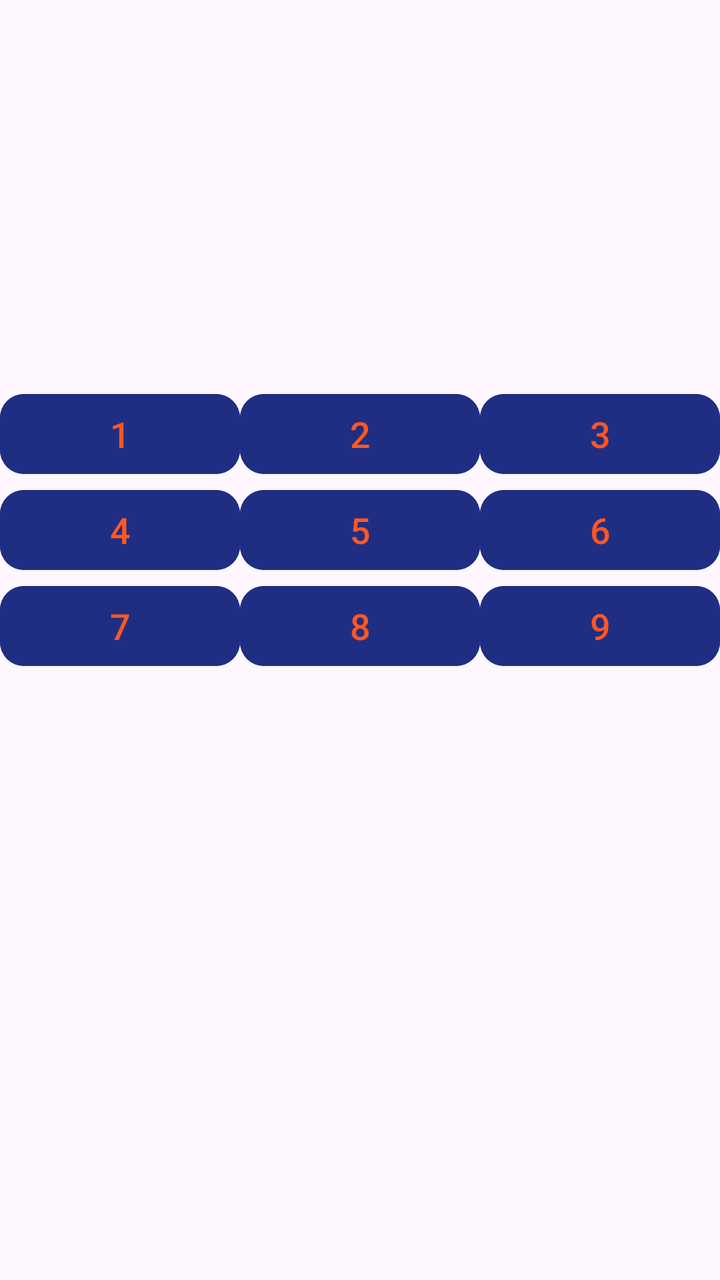
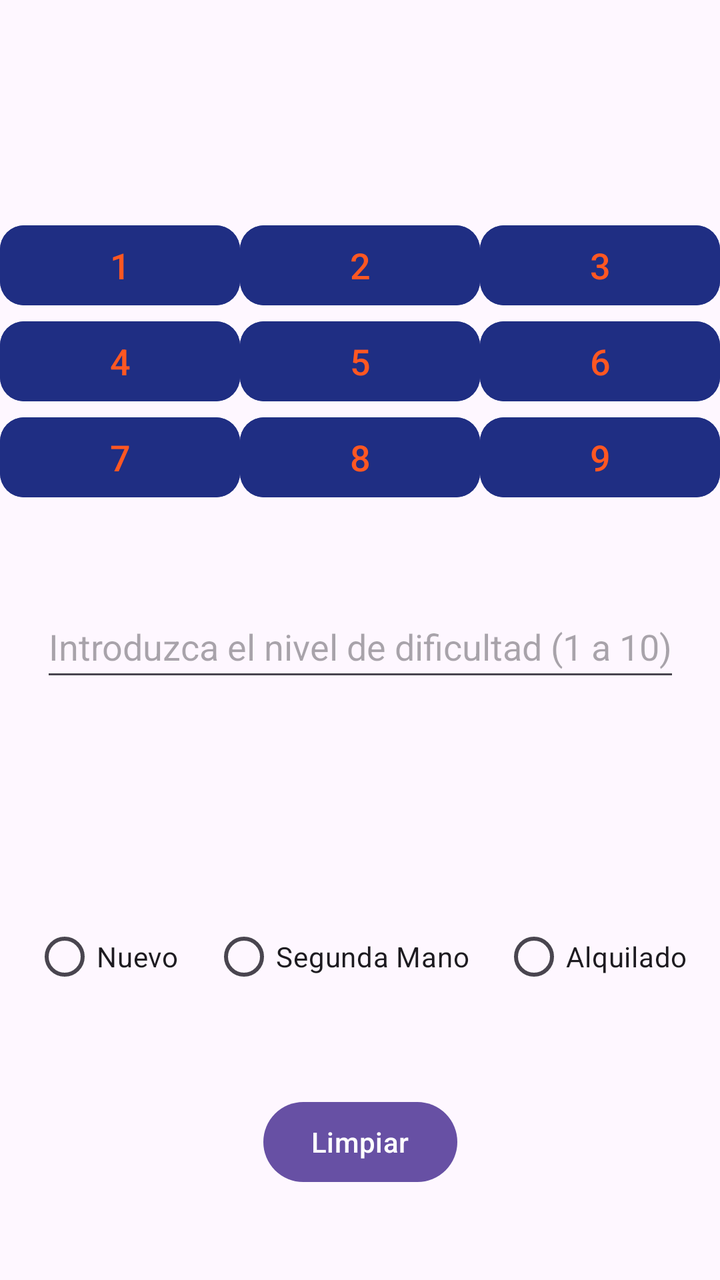

Screens rendered from an Android XML layout before and after an edit, with the pre-edit source and the edit as a unified diff.
<!-- AndroidManifest.xml: application theme Theme.TiendaVideojuegosApp_Luengo_Gomez_Alejandro -->
<!-- res/layout/estado_juegos.xml -->
<?xml version="1.0" encoding="utf-8"?>
<androidx.constraintlayout.widget.ConstraintLayout xmlns:android="http://schemas.android.com/apk/res/android"
    android:layout_width="match_parent"
    android:layout_height="match_parent"
    xmlns:app="http://schemas.android.com/apk/res-auto">

    
    <TextView
        android:id="@+id/tvBotonPulsado"
        android:layout_width="wrap_content"
        android:layout_height="wrap_content"
        android:text=""
        app:layout_constraintEnd_toEndOf="parent"
        app:layout_constraintStart_toStartOf="parent"
        app:layout_constraintBottom_toTopOf="@id/gridLayout"
        app:layout_constraintTop_toTopOf="parent"/>

    <GridLayout
        android:id="@+id/gridLayout"
        android:layout_width="match_parent"
        android:layout_height="0dp"
        android:columnCount="3"
        android:rowCount="3"
        android:alignmentMode="alignMargins"
        android:columnOrderPreserved="false"
        app:layout_constraintTop_toBottomOf="@id/tvBotonPulsado"
        app:layout_constraintBottom_toBottomOf="parent"
        app:layout_constraintStart_toStartOf="parent"
        app:layout_constraintEnd_toEndOf="parent"
        app:layout_constraintDimensionRatio="1:1">

        <Button
            android:id="@+id/btnPrimero"
            android:text="@string/btnPrimero"
            android:layout_width="0dp"
            android:layout_height="wrap_content"
            android:layout_columnWeight="1"
            style="@style/EstiloBotones"/>

        <Button
            android:id="@+id/btnSegundo"
            android:text="@string/btnSegundo"
            android:layout_width="0dp"
            android:layout_height="wrap_content"
            android:layout_columnWeight="1"
            style="@style/EstiloBotones"/>

        <Button
            android:id="@+id/btnTercero"
            android:text="@string/btnTercero"
            android:layout_width="0dp"
            android:layout_height="wrap_content"
            android:layout_columnWeight="1"
            style="@style/EstiloBotones"/>

        <Button
            android:id="@+id/btnCuarto"
            android:text="@string/btnCuarto"
            android:layout_width="0dp"
            android:layout_height="wrap_content"
            android:layout_columnWeight="1"
            style="@style/EstiloBotones"/>

        <Button
            android:id="@+id/btnQuinto"
            android:text="@string/btnQuinto"
            android:layout_width="0dp"
            android:layout_height="wrap_content"
            android:layout_columnWeight="1"
            style="@style/EstiloBotones"/>

        <Button
            android:id="@+id/btnSexto"
            android:text="@string/btnSexto"
            android:layout_width="0dp"
            android:layout_height="wrap_content"
            android:layout_columnWeight="1"
            style="@style/EstiloBotones"/>

        <Button
            android:id="@+id/btnSeptimo"
            android:text="@string/btnSeptimo"
            android:layout_width="0dp"
            android:layout_height="wrap_content"
            android:layout_columnWeight="1"
            style="@style/EstiloBotones"/>

        <Button
            android:id="@+id/btnOctavo"
            android:text="@string/btnOctavo"
            android:layout_width="0dp"
            android:layout_height="wrap_content"
            android:layout_columnWeight="1"
            style="@style/EstiloBotones"/>

        <Button
            android:id="@+id/btnNoveno"
            android:text="@string/btnNoveno"
            android:layout_width="0dp"
            android:layout_height="wrap_content"
            android:layout_columnWeight="1"
            style="@style/EstiloBotones"/>
        </GridLayout>

    

    


</androidx.constraintlayout.widget.ConstraintLayout>
<!-- resources referenced by this layout -->
<resources>
  <string name="btnCuarto"> 4 </string>
  <string name="btnNoveno"> 9 </string>
  <string name="btnOctavo"> 8 </string>
  <string name="btnPrimero"> 1 </string>
  <string name="btnQuinto">  5 </string>
  <string name="btnSegundo"> 2 </string>
  <string name="btnSeptimo"> 7 </string>
  <string name="btnSexto"> 6 </string>
  <string name="btnTercero"> 3 </string>
  <style name="EstiloBotones" parent="Widget.Material3.Button.UnelevatedButton">
          <item name="android:textSize">18sp</item>
          <item name="android:textColor">#FF5722</item>
          <item name="android:backgroundTint">#1F2E83</item>
          
          <item name="cornerRadius">12dp</item>
          
          <item name="rippleColor">#03DAC5</item>
      </style>
  <style name="Theme.TiendaVideojuegosApp_Luengo_Gomez_Alejandro" parent="Base.Theme.TiendaVideojuegosApp_Luengo_Gomez_Alejandro" />
  <style name="Base.Theme.TiendaVideojuegosApp_Luengo_Gomez_Alejandro" parent="Theme.Material3.DayNight.NoActionBar">
          
          
      </style>
</resources>

<!-- the commit's change to res/layout/estado_juegos.xml (unified diff, before → after) -->
@@ -18,13 +18,13 @@
     <GridLayout
         android:id="@+id/gridLayout"
         android:layout_width="match_parent"
-        android:layout_height="0dp"
+        android:layout_height="wrap_content"
         android:columnCount="3"
         android:rowCount="3"
         android:alignmentMode="alignMargins"
         android:columnOrderPreserved="false"
         app:layout_constraintTop_toBottomOf="@id/tvBotonPulsado"
-        app:layout_constraintBottom_toBottomOf="parent"
+        app:layout_constraintBottom_toTopOf="@id/etDificultadJuego"
         app:layout_constraintStart_toStartOf="parent"
         app:layout_constraintEnd_toEndOf="parent"
         app:layout_constraintDimensionRatio="1:1">
@@ -103,8 +103,69 @@
         </GridLayout>
 
     
+    <EditText
+        android:id="@+id/etDificultadJuego"
+        android:layout_width="wrap_content"
+        android:layout_height="wrap_content"
+        android:hint="@string/etDificultadJuego"
+        android:minHeight="48dp"
+        android:text=""
+        app:layout_constraintBottom_toTopOf="@id/tvDificultadIncorrecta"
+        app:layout_constraintEnd_toEndOf="parent"
+        app:layout_constraintStart_toStartOf="parent"
+        app:layout_constraintTop_toBottomOf="@id/gridLayout" />
+
+    <TextView
+        android:id="@+id/tvDificultadIncorrecta"
+        android:layout_width="wrap_content"
+        android:layout_height="wrap_content"
+        android:text=""
+        android:textColor="#AC1212"
+        app:layout_constraintTop_toBottomOf="@id/etDificultadJuego"
+        app:layout_constraintEnd_toEndOf="parent"
+        app:layout_constraintStart_toStartOf="parent"
+        app:layout_constraintBottom_toTopOf="@id/rbNuevo"/>
 
     
+    <RadioButton
+        android:id="@+id/rbNuevo"
+        android:layout_width="wrap_content"
+        android:layout_height="wrap_content"
+        android:text="@string/rbNuevo"
+        app:layout_constraintBottom_toTopOf="@id/btnLimpiar"
+        app:layout_constraintEnd_toStartOf="@id/rbSegundaMano"
+        app:layout_constraintTop_toBottomOf="@id/tvDificultadIncorrecta"
+        app:layout_constraintStart_toStartOf="parent"/>
+
+    <RadioButton
+        android:id="@+id/rbSegundaMano"
+        android:layout_width="wrap_content"
+        android:layout_height="wrap_content"
+        android:text="@string/rbSegundaMano"
+        app:layout_constraintBottom_toTopOf="@id/btnLimpiar"
+        app:layout_constraintTop_toBottomOf="@id/tvDificultadIncorrecta"
+        app:layout_constraintEnd_toStartOf="@id/rbAlquilado"
+        app:layout_constraintStart_toEndOf="@id/rbNuevo"/>
+
+    <RadioButton
+        android:id="@+id/rbAlquilado"
+        android:layout_width="wrap_content"
+        android:layout_height="wrap_content"
+        android:text="@string/rbAlquilado"
+        app:layout_constraintBottom_toTopOf="@id/btnLimpiar"
+        app:layout_constraintTop_toBottomOf="@id/tvDificultadIncorrecta"
+        app:layout_constraintEnd_toEndOf="parent"
+        app:layout_constraintStart_toEndOf="@id/rbSegundaMano"/>
+
+    <Button
+        android:id="@+id/btnLimpiar"
+        android:layout_width="wrap_content"
+        android:layout_height="wrap_content"
+        android:text="@string/btnLimpiar"
+        app:layout_constraintBottom_toBottomOf="parent"
+        app:layout_constraintEnd_toEndOf="parent"
+        app:layout_constraintStart_toStartOf="parent"
+        app:layout_constraintTop_toBottomOf="@id/rbNuevo"/>
 
 
 </androidx.constraintlayout.widget.ConstraintLayout>
<!-- resource entries referenced after the edit -->
@@ -1,6 +1,7 @@
 <!-- resources referenced by this layout -->
 <resources>
   <string name="btnCuarto"> 4 </string>
+  <string name="btnLimpiar">Limpiar</string>
   <string name="btnNoveno"> 9 </string>
   <string name="btnOctavo"> 8 </string>
   <string name="btnPrimero"> 1 </string>
@@ -9,6 +10,10 @@
   <string name="btnSeptimo"> 7 </string>
   <string name="btnSexto"> 6 </string>
   <string name="btnTercero"> 3 </string>
+  <string name="etDificultadJuego">Introduzca el nivel de dificultad (1 a 10)</string>
+  <string name="rbAlquilado">Alquilado</string>
+  <string name="rbNuevo">Nuevo</string>
+  <string name="rbSegundaMano">Segunda Mano</string>
   <style name="EstiloBotones" parent="Widget.Material3.Button.UnelevatedButton">
           <item name="android:textSize">18sp</item>
           <item name="android:textColor">#FF5722</item>
